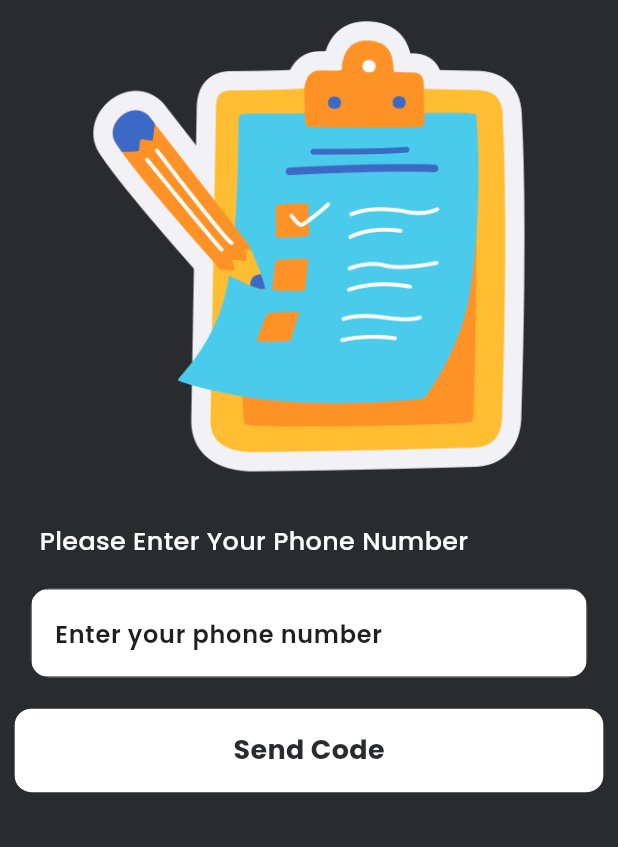
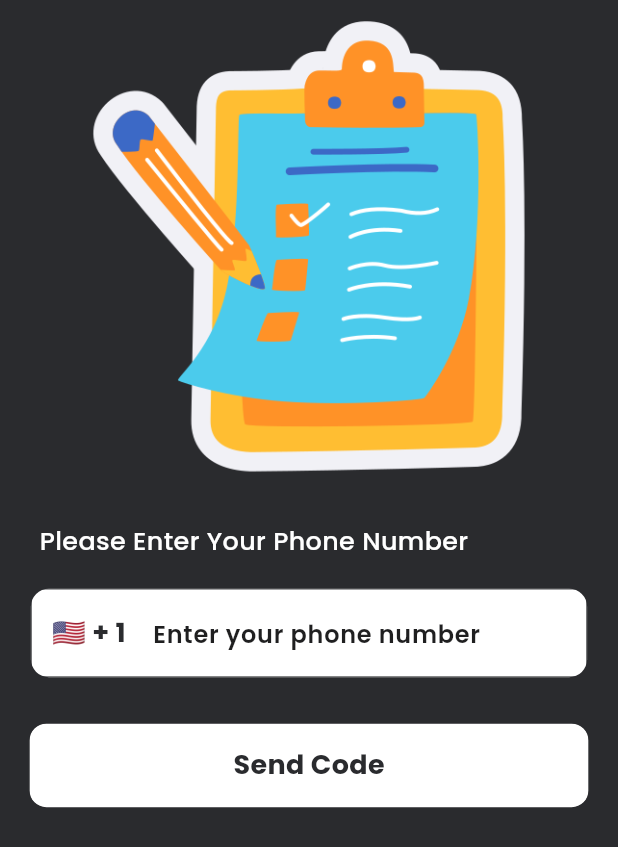
Before and after one commit to JesbinGit/Productivity-App-with-Flutter, a Flutter app: the LoginPage screen opened directly, on a phone screen of 412 x 824 dp. Shown: the top 847 px of the screen. Run offline on Flutter 3.47's test engine with Material 3 defaults, Android fonts, the phone set to English and light mode, and no system bars; our stand-ins replace country_picker, flutter_screenutil, flutter_vector_icons, google_fonts, hooks_riverpod, pinput and 1 more.

```diff
--- a/lib/features/auth/pages/login.dart
+++ b/lib/features/auth/pages/login.dart
@@ -1,8 +1,10 @@
+import 'package:country_picker/country_picker.dart';
 import 'package:first/common/utils/constants.dart';
 import 'package:first/common/widgets/appstyle.dart';
 import 'package:first/common/widgets/custom_otn_btn.dart';
 import 'package:first/common/widgets/custom_text.dart';
 import 'package:first/common/widgets/hieght_spacer.dart';
+import 'package:first/features/auth/pages/OtpPage.dart';
 import 'package:first/common/widgets/reusable_text.dart';
 import 'package:flutter_screenutil/flutter_screenutil.dart';
 import 'package:hooks_riverpod/hooks_riverpod.dart';
@@ -17,6 +19,19 @@ class LoginPage extends ConsumerStatefulWidget {
 
 class _LoginPageState extends ConsumerState<LoginPage> {
   final TextEditingController phone = TextEditingController();
+  Country country = Country(
+    phoneCode: "1",
+    countryCode: "US",
+    e164Sc: 0,
+    geographic: true,
+    level: 1,
+    name: "USA",
+    example: "USA",
+    displayName: "United States Of America",
+    displayNameNoCountryCode: "US",
+    e164Key: "",
+  );
+
   @override
   Widget build(BuildContext context) {
     return Scaffold(
@@ -44,24 +59,47 @@ class _LoginPageState extends ConsumerState<LoginPage> {
             Center(
               child: CustomTextField(
                 controller: phone,
-                //  prefixIcon: Container(
-                //  padding: EdgeInsets.all(4),
-                //child: GestureDetector(
-
-                // ),
-                // ),
+                prefixIcon: Container(
+                  padding: EdgeInsets.all(14),
+                  child: GestureDetector(
+                    onTap: () {
+                      showCountryPicker(
+                          context: context,
+                          countryListTheme: CountryListThemeData(
+                              backgroundColor: AppConst.kLight,
+                              bottomSheetHeight: AppConst.kHieght * 0.6,
+                              borderRadius: BorderRadius.only(
+                                topLeft: Radius.circular(AppConst.kRadius),
+                                topRight: Radius.circular(AppConst.kRadius),
+                              )),
+                          onSelect: (code) {
+                            setState(() {});
+                          });
+                    },
+                    child: ReusableText(
+                        text: "${country.flagEmoji} + ${country.phoneCode}",
+                        style: appstyle(18, AppConst.kBkDark, FontWeight.bold)),
+                  ),
+                ),
                 keyboardType: TextInputType.phone,
                 hintText: "Enter your phone number",
                 hintStyle: appstyle(16, AppConst.kGreyDk, FontWeight.w600),
               ),
             ),
             const HeightSpacer(hieght: 20),
-            CustomOtlnBtn(
-              width: AppConst.kWidth * 0.9,
-              height: AppConst.kHieght * 0.07,
-              text: "Send Code",
-              color: AppConst.kBkDark,
-              color2: AppConst.kLight,
+            Padding(
+              padding: const EdgeInsets.all(10.0),
+              child: CustomOtlnBtn(
+                onTap: () {
+                  Navigator.push(context,
+                      MaterialPageRoute(builder: (context) => const OtpPage()));
+                },
+                width: AppConst.kWidth * 0.9,
+                height: AppConst.kHieght * 0.07,
+                text: "Send Code",
+                color: AppConst.kBkDark,
+                color2: AppConst.kLight,
+              ),
             )
           ],
         ),
--- a/lib/main.dart
+++ b/lib/main.dart
@@ -1,5 +1,6 @@
 import 'package:first/common/utils/constants.dart';
 import 'package:first/features/onboarding/pages/onboarding.dart';
+import 'package:first/features/todo/pages/homepage.dart';
 
 import 'package:flutter/material.dart';
 import 'package:flutter_screenutil/flutter_screenutil.dart';
@@ -31,7 +32,7 @@ class MyApp extends StatelessWidget {
               useMaterial3: true,
             ),
             themeMode: ThemeMode.dark,
-            home: const OnBoarding(),
+            home: const HomePage(),
           );
         });
   }
--- a/pubspec.yaml
+++ b/pubspec.yaml
@@ -41,6 +41,8 @@ dependencies:
   flutter_vector_icons: ^2.0.0
   smooth_page_indicator: ^1.1.0
   riverpod: ^2.5.0
+  country_picker: ^2.0.24
+  pinput: ^4.0.0
 
 dev_dependencies:
   flutter_test:
```
Also changed, not shown: lib/features/auth/pages/OtpPage.dart (added, +54 -0 lines), lib/features/todo/pages/homepage.dart (+8 -3 lines), pubspec.lock, 5 other files.
